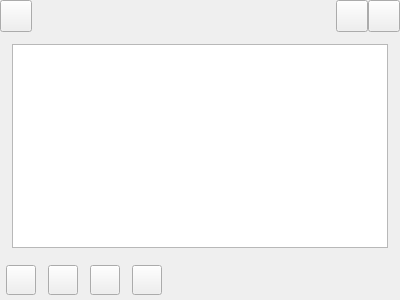
Above: SimpleNote/widget/NoteWidget.ui from apzy/SimpleNote before the change. Below: the same form after it.
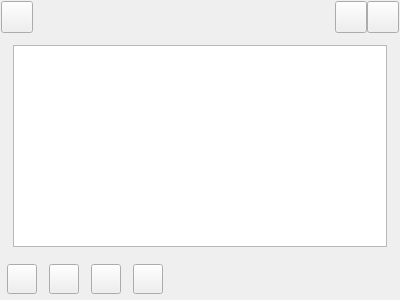
That is the form after the change. Icons and pictures are not drawn. Custom widgets are drawn as their Qt base class.

```diff
--- a/SimpleNote/widget/NoteWidget.ui
+++ b/SimpleNote/widget/NoteWidget.ui
@@ -18,16 +18,16 @@
     <number>0</number>
    </property>
    <property name="leftMargin">
-    <number>0</number>
+    <number>1</number>
    </property>
    <property name="topMargin">
-    <number>0</number>
+    <number>1</number>
    </property>
    <property name="rightMargin">
-    <number>0</number>
+    <number>1</number>
    </property>
    <property name="bottomMargin">
-    <number>0</number>
+    <number>1</number>
    </property>
    <item>
     <widget class="QWidget" name="widget_title" native="true">
```
